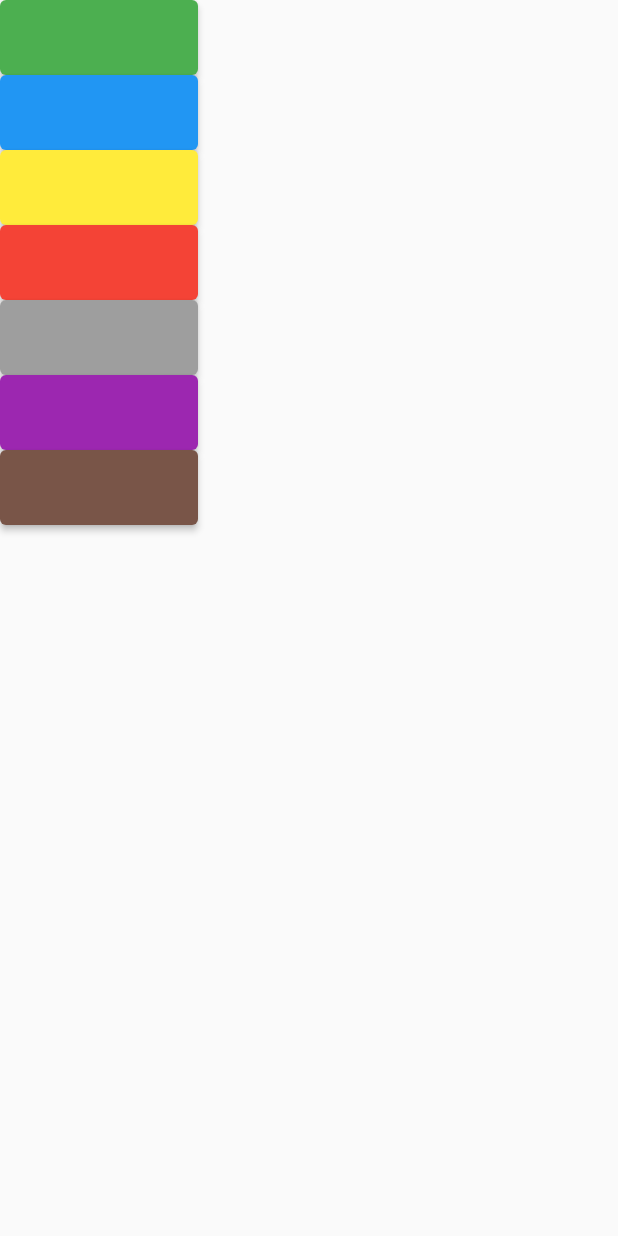
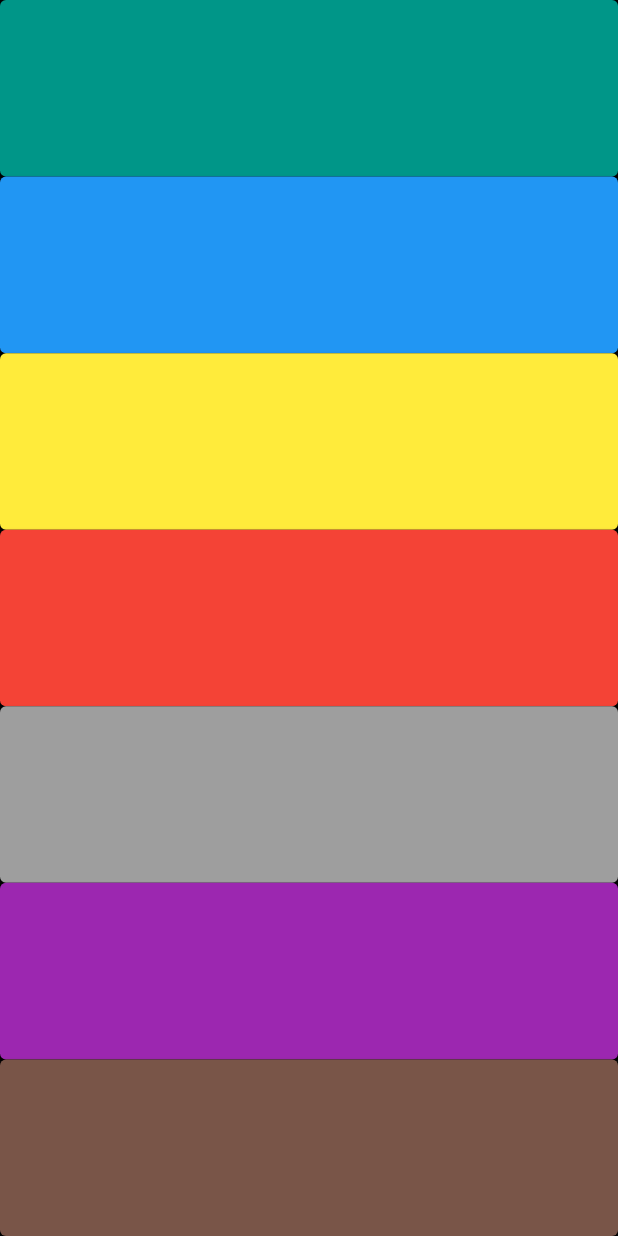
Before and after one commit to MatheusDario/MarimbaApp, a Flutter app: the screen it shows after launch, on a phone screen of 412 x 824 dp. Run offline on Flutter 3.47's test engine with Material 2 defaults, Android fonts, the light colour scheme and no system bars; our stand-ins replace audioplayers.

Commit message:
projeto finalizado

```diff
--- a/lib/main.dart
+++ b/lib/main.dart
@@ -12,6 +12,22 @@ class MarimbaApp extends StatelessWidget {
     player.play(AssetSource('nota$numNotas.wav'));
   }
 
+  Expanded criarBtn({required Color cor, required int numNota}) {
+    return Expanded(
+      child: ElevatedButton(
+        style: ElevatedButton.styleFrom(
+          primary: cor, // Background color
+        ),
+        onPressed: () {
+          tocarSom(numNota);
+        },
+        child: const SizedBox(
+          width: 100.0,
+          height: 50.0,
+        ),
+      ),
+    );
+  }
 
   MarimbaApp({super.key});
 
@@ -21,122 +37,19 @@ class MarimbaApp extends StatelessWidget {
   Widget build(BuildContext context) {
     return MaterialApp(
       home: Scaffold(
+        backgroundColor: Colors.black,
         body: SafeArea(
           child: Container(
             child: Column(
+              crossAxisAlignment: CrossAxisAlignment.stretch,
               children: [
-                Row(
-                  children: [
-                    ElevatedButton(
-                      style: ElevatedButton.styleFrom(
-                        primary: Colors.green, // Background color
-                      ),
-                      onPressed: () {
-                       tocarSom(1);
-                      },
-                      child: const SizedBox(
-                        width: 100.0,
-                        height: 50.0,
-                      ),
-                    ),
-                  ],
-                ),
-                Row(
-                  children: [
-                    ElevatedButton(
-                      style: ElevatedButton.styleFrom(
-                        primary: Colors.blue, // Background color
-                      ),
-                      onPressed: () {
-                        tocarSom(2);
-                      },
-                      child: Container(
-                        width: 100.0,
-                        height: 50.0,
-                      ),
-                    ),
-                  ],
-                ),
-                Row(
-                  children: [
-                    ElevatedButton(
-                      style: ElevatedButton.styleFrom(
-                        primary: Colors.yellow, // Background color
-                      ),
-                      onPressed: () {
-                        tocarSom(3);
-                      },
-                      child: const SizedBox(
-                        width: 100.0,
-                        height: 50.0,
-                      ),
-                    ),
-                  ],
-                ),
-                Row(
-                  children: [
-                    ElevatedButton(
-                      style: ElevatedButton.styleFrom(
-                        primary: Colors.red, // Background color
-                      ),
-                      onPressed: () {
-                       tocarSom(4);
-                      },
-                      child: const SizedBox(
-                        width: 100.0,
-                        height: 50.0,
-                      ),
-                    ),
-                  ],
-                ),
-                Row(
-                  children: [
-                    ElevatedButton(
-                      style: ElevatedButton.styleFrom(
-                        primary: Colors.grey, // Background color
-                      ),
-                      onPressed: () {
-                        tocarSom(5);
-                      },
-                      child: const SizedBox(
-                        width: 100.0,
-                        height: 50.0,
-                      ),
-                    ),
-                  ],
-                ),
-                Row(
-                  children: [
-                    ElevatedButton(
-                      style: ElevatedButton.styleFrom(
-                        primary: Colors.purple, // Background color
-                      ),
-                      onPressed: () {
-                        tocarSom(6);
-                      },
-                      child: const SizedBox(
-                        width: 100.0,
-                        height: 50.0,
-                      ),
-                    ),
-                  ],
-                ),
-                Row(
-                  children: [
-                    ElevatedButton(
-                      style: ElevatedButton.styleFrom(
-                        primary: Colors.brown, // Background color
-                      ),
-                      onPressed: () {
-                       tocarSom(7);
-                      },
-                      child: const SizedBox(
-                        width: 100.0,
-                        height: 50.0,
-                      ),
-                    ),
-                  ],
-                ),
+                criarBtn(cor: Colors.teal, numNota: 1),
+                criarBtn(cor: Colors.blue, numNota: 2),
+                criarBtn(cor: Colors.yellow, numNota: 3),
+                criarBtn(cor: Colors.red, numNota: 4),
+                criarBtn(cor: Colors.grey, numNota: 5),
+                criarBtn(cor: Colors.purple, numNota: 6),
+                criarBtn(cor: Colors.brown, numNota: 7),
               ],
             ),
           ),
```
